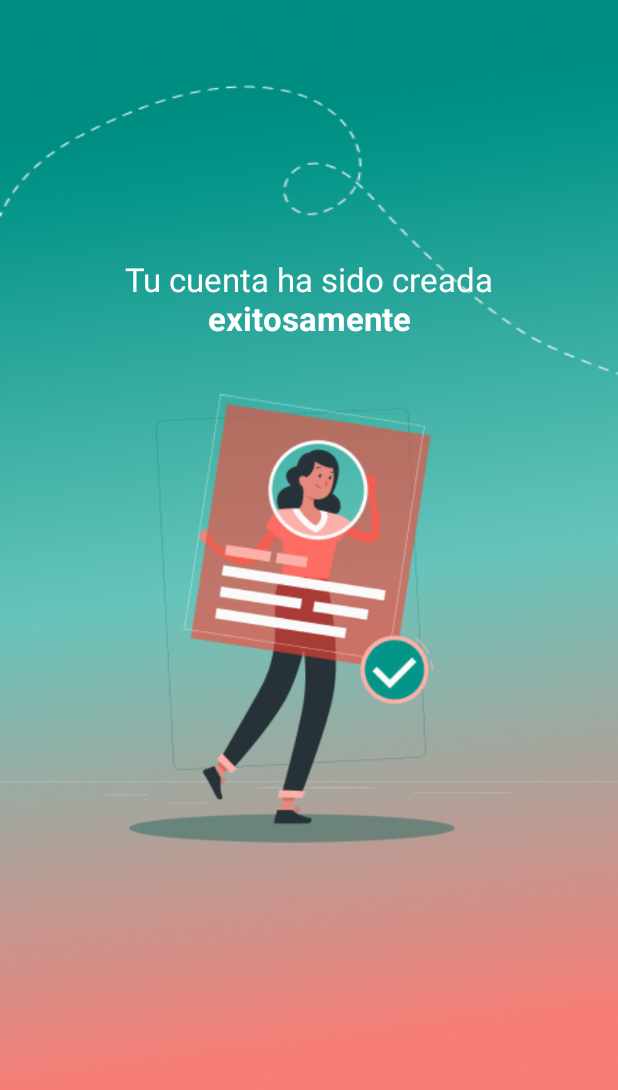
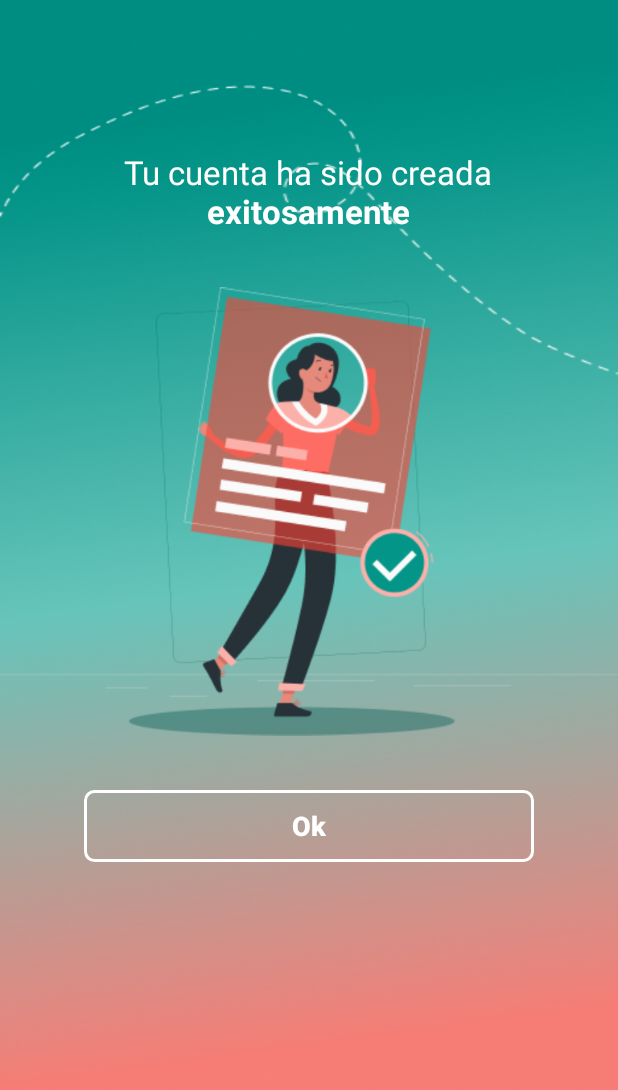
Before and after one commit to cristdulcey/roush_android, an Android app: the SuccesRegisterActivity screen opened directly, with no data from a screen before it, on a phone screen of 412 x 824 dp. Shown: the top 1090 px of the screen. Run offline under Robolectric (Android 15) with nearby library versions, the phone set to English and light mode, and no system bars.

Commit message:
Maquetación vista “Cuenta creada exitosamente”

```diff
--- a/app/src/main/java/com/example/tinder_roush/Register/SuccesRegisterActivity.java
+++ b/app/src/main/java/com/example/tinder_roush/Register/SuccesRegisterActivity.java
@@ -2,15 +2,45 @@ package com.example.tinder_roush.Register;
 
 import androidx.appcompat.app.AppCompatActivity;
 
+import android.content.Intent;
 import android.os.Bundle;
+import android.view.View;
+import android.widget.Button;
 
+import com.example.tinder_roush.Home.HomeActivity;
 import com.example.tinder_roush.R;
+import com.example.tinder_roush.RecoveryPassword.RecoveryPasswordActivity;
 
 public class SuccesRegisterActivity extends AppCompatActivity {
+
+    Button okey_button;
 
     @Override
     protected void onCreate(Bundle savedInstanceState) {
         super.onCreate(savedInstanceState);
         setContentView(R.layout.activity_succes_register);
+        initObjets();
+        listeners();
     }
+
+    private void initObjets(){
+        okey_button = findViewById(R.id.ok_button);
+    }
+
+    private void listeners() {
+
+        okey_button.setOnClickListener(new View.OnClickListener() {
+            @Override
+            public void onClick(View view) {
+                performHome();
+            }
+        });
+
+    }
+
+    public void performHome(){
+        Intent intent = new Intent(this, HomeActivity.class);
+        startActivity(intent);
+    }
+
 }
--- /dev/null
+++ b/app/src/main/res/drawable/border_white_transparent.xml
@@ -0,0 +1,8 @@
+<?xml version="1.0" encoding="utf-8"?>
+<shape xmlns:android="http://schemas.android.com/apk/res/android" android:shape="rectangle">
+    <stroke android:width="2dp" android:color="@color/white"></stroke>
+    <corners android:bottomLeftRadius="6dp"
+        android:bottomRightRadius="6dp"
+        android:topLeftRadius="6dp"
+        android:topRightRadius="6dp"/>
+</shape>
--- a/app/src/main/res/layout/activity_succes_register.xml
+++ b/app/src/main/res/layout/activity_succes_register.xml
@@ -1,9 +1,10 @@
 <?xml version="1.0" encoding="utf-8"?>
-<androidx.constraintlayout.widget.ConstraintLayout xmlns:android="http://schemas.android.com/apk/res/android"
+<LinearLayout xmlns:android="http://schemas.android.com/apk/res/android"
     xmlns:app="http://schemas.android.com/apk/res-auto"
     xmlns:tools="http://schemas.android.com/tools"
     android:layout_width="match_parent"
     android:layout_height="match_parent"
+    android:orientation="vertical"
     tools:context=".Register.SuccesRegisterActivity"
     android:background="@drawable/background_register">
 
@@ -13,22 +14,27 @@
         android:layout_gravity="center"
         android:layout_marginLeft="80dp"
         android:layout_marginRight="80dp"
+        android:layout_marginTop="100dp"
         android:gravity="center"
         android:text="@string/create_account_success"
         android:textColor="@color/white"
-        android:textSize="22sp"
-        app:layout_constraintBottom_toTopOf="@+id/imageView"
-        app:layout_constraintEnd_toEndOf="parent"
-        app:layout_constraintStart_toStartOf="parent" />
+        android:textSize="22sp" />
 
     <ImageView
-        android:id="@+id/imageView"
         android:layout_width="wrap_content"
         android:layout_height="wrap_content"
-        android:src="@drawable/image_register"
-        app:layout_constraintBottom_toBottomOf="parent"
-        app:layout_constraintEnd_toEndOf="parent"
-        app:layout_constraintStart_toStartOf="parent"
-        app:layout_constraintTop_toTopOf="parent" />
+        android:src="@drawable/image_register"/>
 
-</androidx.constraintlayout.widget.ConstraintLayout>
+    <Button
+        android:id="@+id/ok_button"
+        android:layout_width="300dp"
+        android:layout_height="wrap_content"
+        android:layout_gravity="center"
+        android:text="Ok"
+        android:textAllCaps="false"
+        android:textColor="@color/white"
+        android:textSize="18sp"
+        android:textStyle="bold"
+        android:background="@drawable/border_white_transparent"/>
+
+</LinearLayout>
```
